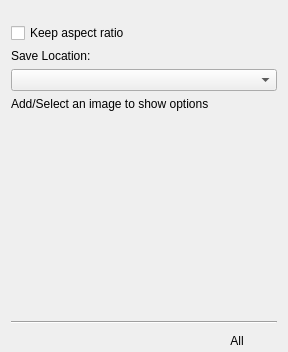
KDE/krita, file plugins/tools/defaulttool/referenceimagestool/WdgToolOptions.ui: the form before one commit.
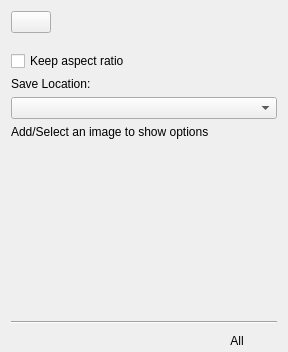
The form after the commit. Custom widgets are drawn as their Qt base class.

Commit message:
Add Lock Button
This instantiates getter and setter for Lock in KisReferenceImagesLayer.

Patch:
```diff
--- a/plugins/tools/defaulttool/referenceimagestool/WdgToolOptions.ui
+++ b/plugins/tools/defaulttool/referenceimagestool/WdgToolOptions.ui
@@ -27,6 +27,30 @@
    <property name="bottomMargin">
     <number>0</number>
    </property>
+   <item>
+    <layout class="QGridLayout" name="gridLayout_2">
+     <item row="0" column="0">
+      <widget class="QPushButton" name="bnLock">
+       <property name="text">
+        <string/>
+       </property>
+      </widget>
+     </item>
+     <item row="0" column="1">
+      <spacer name="horizontalSpacer_2">
+       <property name="orientation">
+        <enum>Qt::Horizontal</enum>
+       </property>
+       <property name="sizeHint" stdset="0">
+        <size>
+         <width>40</width>
+         <height>20</height>
+        </size>
+       </property>
+      </spacer>
+     </item>
+    </layout>
+   </item>
    <item>
     <widget class="KisShapePropertySlider" name="opacitySlider" native="true"/>
    </item>
@@ -65,13 +89,10 @@
      <property name="orientation">
       <enum>Qt::Vertical</enum>
      </property>
-     <property name="sizeType">
-      <enum>QSizePolicy::MinimumExpanding</enum>
-     </property>
      <property name="sizeHint" stdset="0">
       <size>
        <width>20</width>
-       <height>20</height>
+       <height>40</height>
       </size>
      </property>
     </spacer>
```
Left out of the diff: 2 changed lines with no effect on the pictures. The commit also changes 4 other files.
